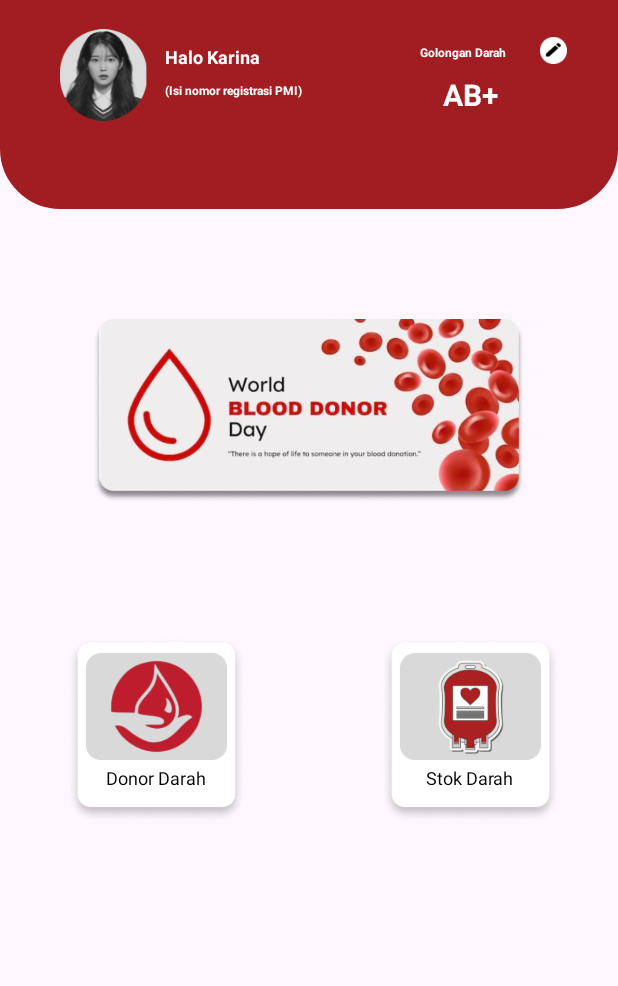
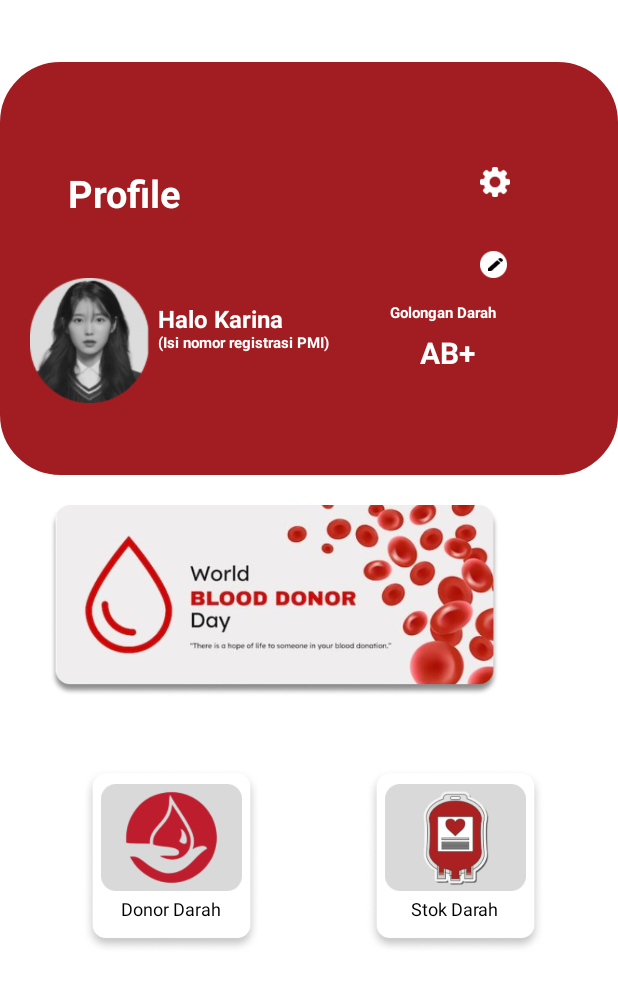
Before and after one commit to vy09/EndGame-DonorDarah, an Android app built with Jetpack Compose: the Home screen opened directly, with no data from a screen before it, on a phone screen of 412 x 824 dp. Shown: the top 986 px of the screen. Run offline under Robolectric (Android 15) with nearby library versions, the phone set to English and light mode, and no system bars.

Commit message:
update perbaikan

```diff
--- a/app/build.gradle.kts
+++ b/app/build.gradle.kts
@@ -5,7 +5,7 @@ plugins {
 
 android {
     namespace = "com.example.donordarah"
-    compileSdk = 33
+    compileSdk = 34
 
     defaultConfig {
         applicationId = "com.example.donordarah"
--- a/app/src/main/java/com/example/donordarah/ui/theme/Login/Home.kt
+++ b/app/src/main/java/com/example/donordarah/ui/theme/Home/Home.kt
@@ -1,4 +1,4 @@
-package com.example.donordarah.ui.theme.Login
+package com.example.donordarah.ui.theme.Home
 
 import androidx.appcompat.app.AppCompatActivity
 import android.os.Bundle
--- a/app/src/main/java/com/example/donordarah/ui/theme/Login/SignUp.kt
+++ b/app/src/main/java/com/example/donordarah/ui/theme/Login/SignUp.kt
@@ -19,7 +19,7 @@ class SignUp : AppCompatActivity(), View.OnClickListener {
     }
 
     override fun onClick(v: View) {
-        TODO("Not yet implemented")
+
         when (v.id) {
             R.id.btn_dafrar -> {
                 val intent = Intent(this, signup::class.java)
--- a/app/src/main/res/layout/activity_home.xml
+++ b/app/src/main/res/layout/activity_home.xml
@@ -4,69 +4,74 @@
     xmlns:tools="http://schemas.android.com/tools"
     android:layout_width="match_parent"
     android:layout_height="match_parent"
-    tools:context=".ui.theme.Login.Home">
+    android:background="@color/white"
+    tools:context=".ui.theme.Home.Home">
 
     <FrameLayout
         android:id="@+id/frameLayout"
         android:layout_width="match_parent"
-        android:layout_height="300dp"
-        android:layout_marginBottom="74dp"
+        android:layout_height="275dp"
+        android:layout_marginBottom="20dp"
         android:background="@drawable/baseline_merah"
         app:layout_constraintBottom_toTopOf="@+id/imageView19"
-        app:layout_constraintStart_toStartOf="parent">
+        app:layout_constraintEnd_toEndOf="parent"
+        app:layout_constraintHorizontal_bias="1.0"
+        app:layout_constraintStart_toStartOf="parent"
+        app:layout_constraintTop_toTopOf="parent"
+        app:layout_constraintVertical_bias="1.0">
 
         <TextView
             android:layout_width="wrap_content"
             android:layout_height="wrap_content"
             android:layout_marginStart="45dp"
-            android:layout_marginTop="130dp"
+            android:layout_marginTop="70dp"
             android:text="Profile"
             android:textColor="@color/white"
-            android:textSize="16sp"
+            android:textSize="25sp"
             android:textStyle="bold" />
 
         <ImageView
-            android:layout_width="58dp"
-            android:layout_height="61dp"
-            android:layout_marginStart="40dp"
-            android:layout_marginTop="180dp"
+            android:layout_width="79dp"
+            android:layout_height="91dp"
+            android:layout_marginStart="20dp"
+            android:layout_marginTop="140dp"
             android:src="@drawable/img_9" />
 
         <TextView
             android:layout_width="wrap_content"
             android:layout_height="wrap_content"
-            android:layout_marginStart="110dp"
-            android:layout_marginTop="190dp"
+            android:layout_marginStart="105dp"
+            android:layout_marginTop="160dp"
             android:text="Halo Karina"
             android:textColor="@color/white"
-            android:textSize="12sp"
+            android:textSize="16sp"
             android:textStyle="bold" />
 
         <TextView
             android:layout_width="wrap_content"
             android:layout_height="wrap_content"
-            android:layout_marginStart="110dp"
-            android:layout_marginTop="215dp"
+            android:layout_marginStart="105dp"
+            android:layout_marginTop="180dp"
             android:text="(Isi nomor registrasi PMI)"
             android:textColor="@color/white"
-            android:textSize="8sp"
+            android:textSize="10sp"
+            android:textStyle="bold" />
+
+        <TextView
+            android:layout_width="wrap_content"
+            android:layout_height="wrap_content"
+            android:layout_marginStart="260dp"
+            android:layout_marginTop="160dp"
+            android:text="Golongan Darah"
+            android:textColor="@color/white"
+            android:textSize="10sp"
             android:textStyle="bold" />
 
         <TextView
             android:layout_width="wrap_content"
             android:layout_height="wrap_content"
             android:layout_marginStart="280dp"
-            android:layout_marginTop="190dp"
-            android:text="Golongan Darah"
-            android:textColor="@color/white"
-            android:textSize="8sp"
-            android:textStyle="bold" />
-
-        <TextView
-            android:layout_width="wrap_content"
-            android:layout_height="wrap_content"
-            android:layout_marginStart="295dp"
-            android:layout_marginTop="210dp"
+            android:layout_marginTop="180dp"
             android:text="AB+"
             android:textColor="@color/white"
             android:textSize="20sp"
@@ -75,31 +80,25 @@
         <ImageView
             android:layout_width="20dp"
             android:layout_height="20dp"
-            android:layout_marginStart="360dp"
-            android:layout_marginTop="130dp"
+            android:layout_marginStart="320dp"
+            android:layout_marginTop="70dp"
             android:src="@drawable/img_22" />
 
         <ImageView
             android:layout_width="18dp"
             android:layout_height="18dp"
-            android:layout_marginStart="360dp"
-            android:layout_marginTop="185dp"
-            android:src="@drawable/img_29" />
+            android:layout_marginStart="320dp"
+            android:layout_marginTop="126dp"
+            android:src="@drawable/img_23" />
 
+        <ImageView
+            android:layout_width="10dp"
+            android:layout_height="10dp"
+            android:layout_marginStart="325dp"
+            android:layout_marginTop="130dp"
+            android:src="@drawable/img_24" />
 
     </FrameLayout>
-
-    <ImageView
-        android:id="@+id/imageView19"
-        android:layout_width="300dp"
-        android:layout_height="122dp"
-        android:layout_marginStart="55dp"
-        android:layout_marginEnd="56dp"
-        android:layout_marginBottom="90dp"
-        android:src="@drawable/img_8"
-        app:layout_constraintBottom_toTopOf="@+id/frameLayout3"
-        app:layout_constraintEnd_toEndOf="parent"
-        app:layout_constraintStart_toStartOf="parent" />
 
     <FrameLayout
         android:id="@+id/frameLayout3"
@@ -107,7 +106,7 @@
         android:layout_height="124dp"
         android:layout_marginStart="50dp"
         android:layout_marginEnd="50dp"
-        android:layout_marginBottom="275dp"
+        android:layout_marginBottom="188dp"
         android:background="@drawable/img_25"
         app:layout_constraintBottom_toBottomOf="parent"
         app:layout_constraintEnd_toEndOf="parent"
@@ -134,7 +133,7 @@
             android:layout_marginTop="85dp"
             android:text="Stok Darah"
             android:textColor="@color/black"
-            android:textSize="12sp"/>
+            android:textSize="12sp" />
 
     </FrameLayout>
 
@@ -143,8 +142,8 @@
         android:layout_width="119dp"
         android:layout_height="124dp"
         android:layout_marginStart="55dp"
-        android:layout_marginEnd="40dp"
-        android:layout_marginBottom="275dp"
+        android:layout_marginEnd="20dp"
+        android:layout_marginBottom="188dp"
         android:background="@drawable/img_25"
         app:layout_constraintBottom_toBottomOf="parent"
         app:layout_constraintEnd_toStartOf="@+id/frameLayout3"
@@ -171,9 +170,22 @@
             android:layout_marginTop="85dp"
             android:text="Donor Darah"
             android:textColor="@color/black"
-            android:textSize="12sp"/>
+            android:textSize="12sp" />
 
     </FrameLayout>
 
+    <ImageView
+        android:id="@+id/imageView19"
+        android:layout_width="315dp"
+        android:layout_height="127dp"
+        android:layout_marginStart="25dp"
+        android:layout_marginEnd="45dp"
+        android:layout_marginBottom="48dp"
+        android:src="@drawable/img_8"
+        app:layout_constraintBottom_toTopOf="@+id/frameLayout3"
+        app:layout_constraintEnd_toEndOf="parent"
+        app:layout_constraintHorizontal_bias="0.0"
+        app:layout_constraintStart_toStartOf="parent" />
+
 
 </androidx.constraintlayout.widget.ConstraintLayout>
--- a/app/src/main/res/layout/activity_menu_profile.xml
+++ b/app/src/main/res/layout/activity_menu_profile.xml
@@ -103,7 +103,7 @@
         app:layout_constraintHorizontal_bias="0.496"
         app:layout_constraintStart_toStartOf="parent"
         app:layout_constraintTop_toTopOf="parent"
-        app:srcCompat="@mipmap/profile_image_fg" />
+      />
 
 
 </androidx.constraintlayout.widget.ConstraintLayout>
```
Also changed, not shown: app/src/main/AndroidManifest.xml (+8 -4 lines), app/src/main/java/com/example/donordarah/ui/theme/Login/Pembukaan1.kt (+30 -1 lines), app/src/main/java/com/example/donordarah/ui/theme/Login/Pembukaan2.kt (+28 -1 lines), app/src/main/java/com/example/donordarah/ui/theme/Login/SignIn.kt (+18 -6 lines), app/src/main/res/layout/activity_menu_donor_darah.xml (+4 -3 lines), app/src/main/res/layout/activity_pembukaan1.xml (+9 -3 lines), app/src/main/res/layout/activity_pembukaan2.xml (+15 -4 lines), app/src/main/res/layout/activity_sign_in.xml (+16 -13 lines), app/src/main/res/layout/activity_sign_up.xml (+25 -17 lines), app/src/main/res/layout/activity_sukses_daftar.xml (+11 -10 lines).
